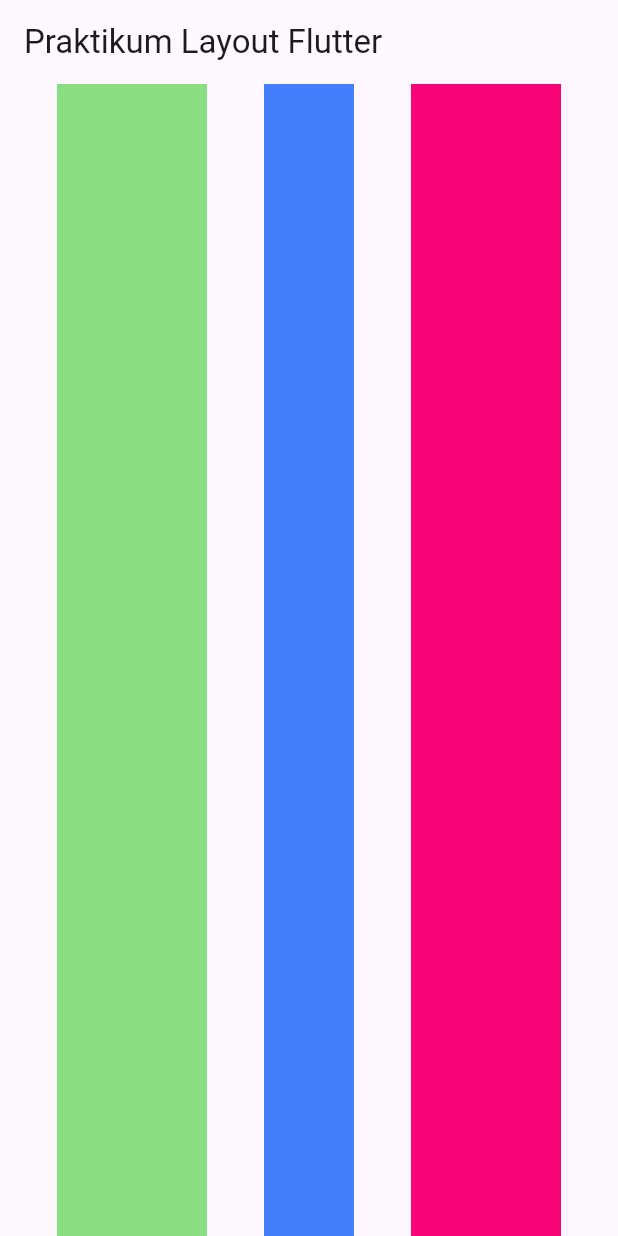
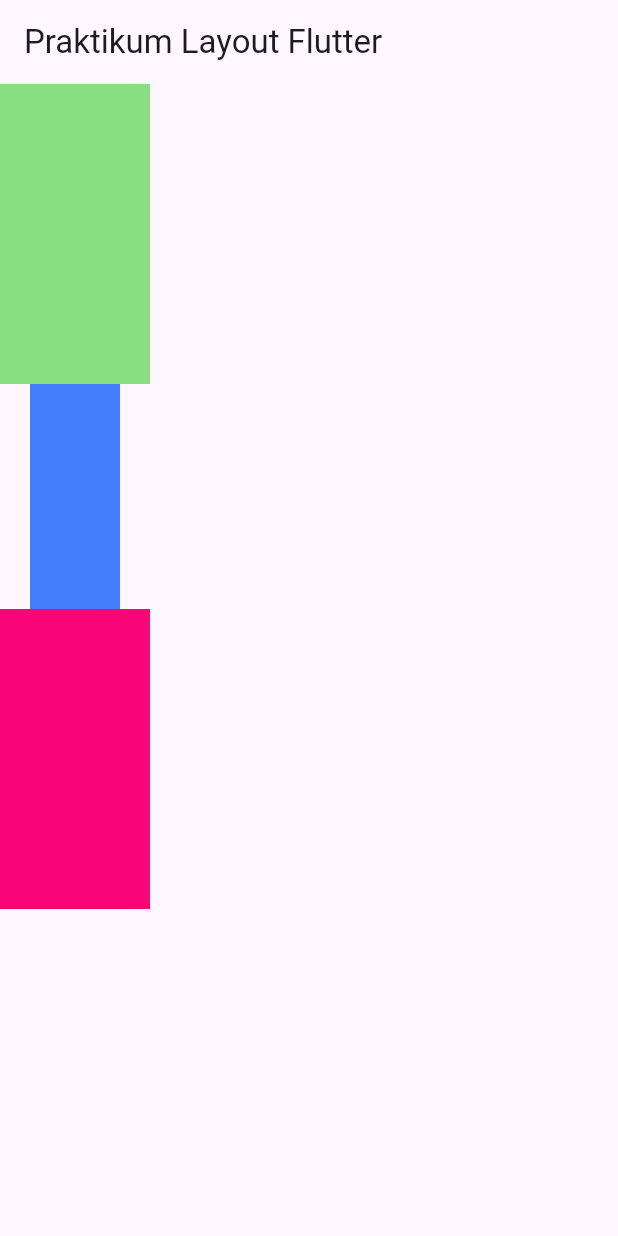
Before and after one commit to narutompel/praktikum_multiplatform_unit_3, a Flutter app: the screen it shows after launch, on a phone screen of 412 x 824 dp. Run offline on Flutter 3.47's test engine with Material 3 defaults, Android fonts, the phone set to English and light mode, and no system bars.

Commit message:
Layout dengan Column (1)

```diff
--- a/lib/main.dart
+++ b/lib/main.dart
@@ -24,9 +24,7 @@ class HomePage extends StatelessWidget {
         appBar: AppBar(
           title: Text('Praktikum Layout Flutter'),
         ),
-        body: Row(
-          mainAxisAlignment: MainAxisAlignment.spaceEvenly,
-          crossAxisAlignment: CrossAxisAlignment.stretch,
+        body: Column(
           children: <Widget>[
             Container(
                 color: Color.fromARGB(255, 136, 222, 129),
```
